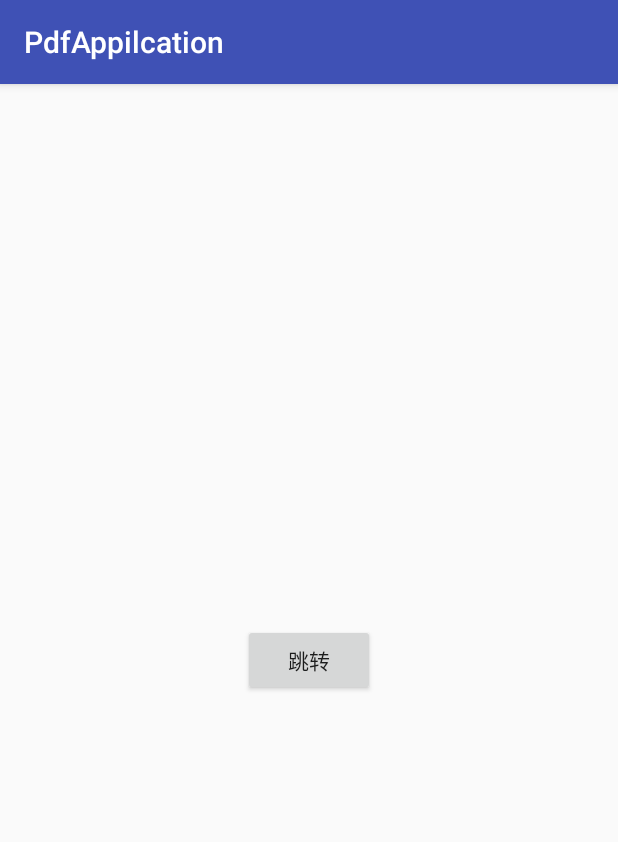
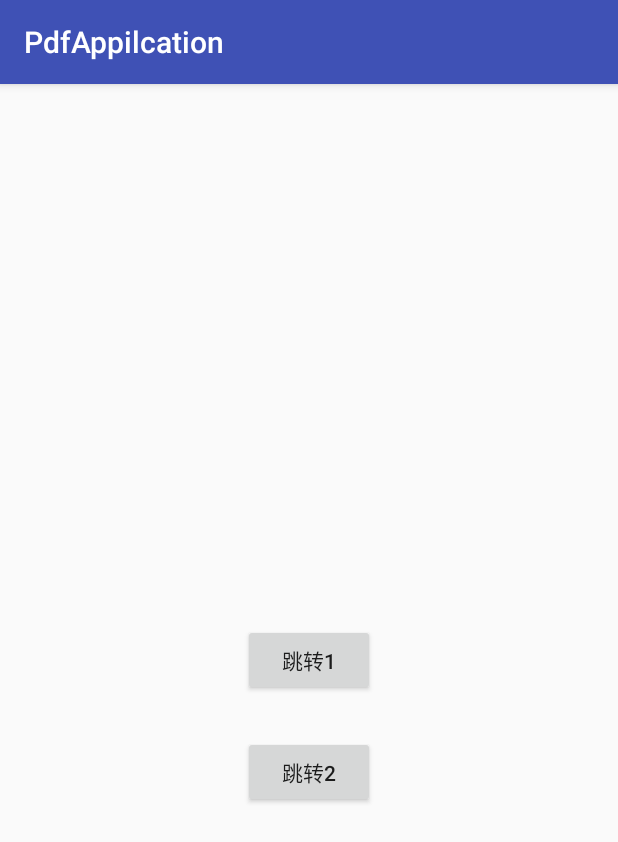
Before and after one commit to Tconan99/PdfCrash, an Android app: the screen it shows after launch (MainActivity), on a phone screen of 412 x 824 dp. Shown: the top 842 px of the screen. Run offline under Robolectric (Android 15) with nearby library versions, the phone set to English and light mode, and no system bars; libraries missing offline, so code that uses them is left out: com.tencent.bugly, com.tencent.smtt; 4 statements that could not run were skipped.

Commit message:
添加功能支持

```diff
--- a/app/src/main/res/layout/activity_main.xml
+++ b/app/src/main/res/layout/activity_main.xml
@@ -10,10 +10,21 @@
         android:id="@+id/button"
         android:layout_width="wrap_content"
         android:layout_height="wrap_content"
-        android:text="@string/jump"
+        android:text="@string/jump1"
         app:layout_constraintBottom_toBottomOf="parent"
         app:layout_constraintEnd_toEndOf="parent"
         app:layout_constraintStart_toStartOf="parent"
         app:layout_constraintTop_toTopOf="parent" />
 
+    <Button
+        android:id="@+id/button2"
+        android:layout_width="wrap_content"
+        android:layout_height="wrap_content"
+        android:text="@string/jump2"
+        app:layout_constraintBottom_toBottomOf="parent"
+        app:layout_constraintEnd_toEndOf="parent"
+        app:layout_constraintStart_toStartOf="parent"
+        app:layout_constraintTop_toTopOf="parent"
+        app:layout_constraintVertical_bias="0.604" />
+
 </android.support.constraint.ConstraintLayout>
--- a/app/src/main/res/values/strings.xml
+++ b/app/src/main/res/values/strings.xml
@@ -1,4 +1,5 @@
 <resources>
     <string name="app_name">PdfAppilcation</string>
-    <string name="jump">跳转</string>
+    <string name="jump1">跳转1</string>
+    <string name="jump2">跳转2</string>
 </resources>
```
Also changed, not shown: app/src/main/java/com/conan/android/pdfappilcation/MainActivity.java (+8 -0 lines), app/src/main/java/com/conan/android/pdfappilcation/X5WebViewActivity.java (+21 -1 lines).
